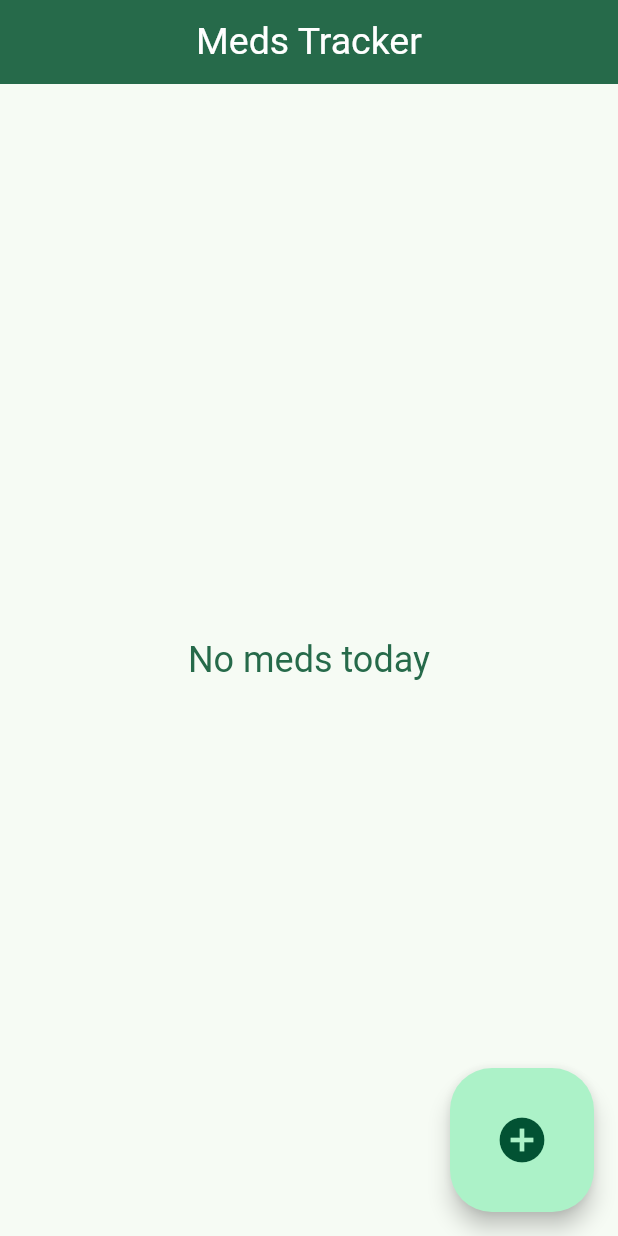
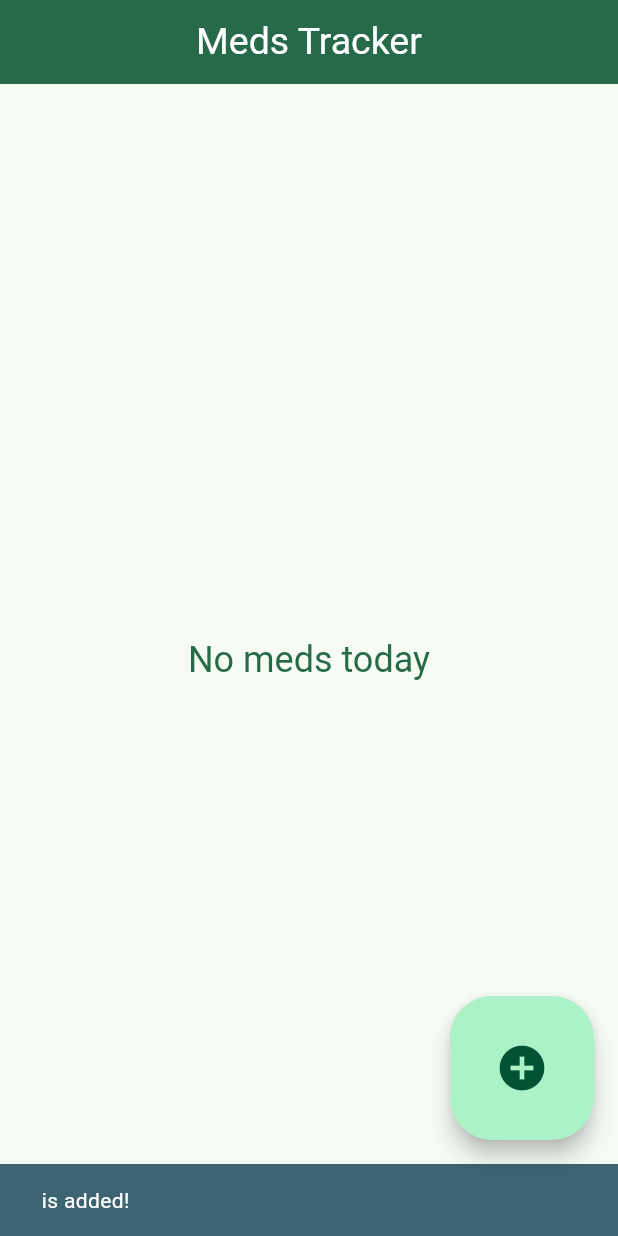
Before and after one commit to Eka1984/meds_tracker, a Flutter app: the NewMedicationPage screen opened by its route, after a tap on "Save", on a phone screen of 412 x 824 dp. Run offline on Flutter 3.47's test engine with Material 3 defaults, Android fonts, the phone set to English and light mode, and no system bars; our stand-ins replace sqflite; accounts and stored records are empty.

Commit message:
Snack bar messages confirming adding a new med and editing a med

```diff
--- a/lib/pages/new_medication.dart
+++ b/lib/pages/new_medication.dart
@@ -1,6 +1,7 @@
 import 'package:flutter/cupertino.dart';
 import 'package:flutter/material.dart';
 import 'package:meds_tracker/services/database_helper.dart';
+import 'package:meds_tracker/services/ui_helper.dart';
 
 class NewMedicationPage extends StatefulWidget {
   const NewMedicationPage({Key? key}) : super(key: key);
@@ -151,6 +152,7 @@ class _NewMedicationPageState extends State<NewMedicationPage> {
                         await DatabaseHelper.createReminder(
                             newMedId, formattedTime, 1);
                       }
+                      UIHelper.showNotification(context, "$medName is added!");
                     }
 
                     // Navigate back to the home screen
```
Also changed, not shown: lib/pages/edit_medication.dart (+6 -1 lines).
